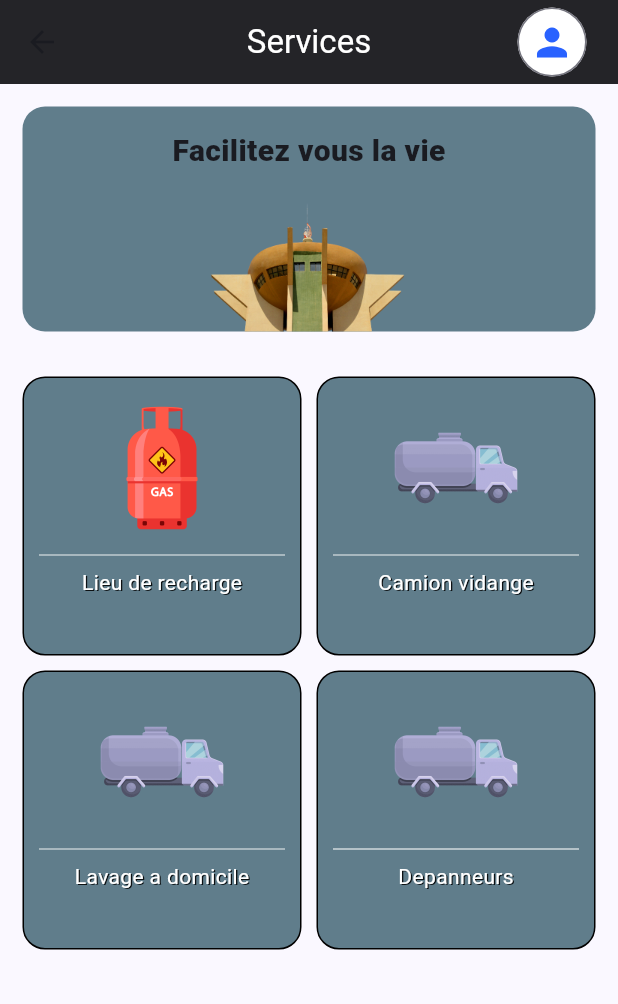
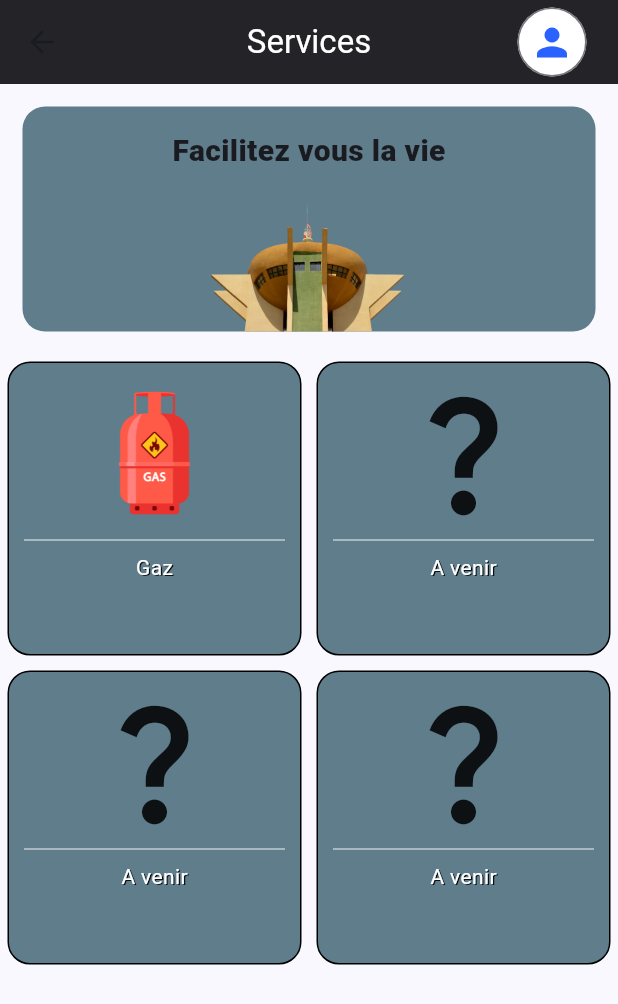
Before and after one commit to 01warrior/projet_yanana, a Flutter app: the screen it shows after launch, after a tap on "passer", on a phone screen of 412 x 824 dp. Shown: the top 1004 px of the screen. Run offline on Flutter 3.47's test engine with Material 3 defaults, Android fonts, the phone set to English and light mode, and no system bars.

Commit message:
solution find

```diff
--- a/lib/main.dart
+++ b/lib/main.dart
@@ -1,7 +1,7 @@
 import 'package:flutter/material.dart';
-import 'package:yanana/pages/PageConnexion.dart';
-import 'package:yanana/pages/PageIntroductive.dart';
-import 'package:yanana/pages/PageServices.dart';
+//import 'package:yanana/pages/PageConnexion.dart';
+import 'package:yanana/vue/page_introductive.dart';
+//import 'package:yanana/pages/PageServices.dart';
 
 void main() {
   runApp(const MyApp());
--- /dev/null
+++ b/lib/vue/page_introductive.dart
@@ -0,0 +1,130 @@
+import 'dart:async';
+
+import 'package:flutter/material.dart';
+import 'package:yanana/vue/page_services.dart';
+
+class PageIntroductive extends StatefulWidget {
+  const PageIntroductive({super.key});
+
+  @override
+  State<PageIntroductive> createState() => _PageIntroductiveState();
+}
+
+class _PageIntroductiveState extends State<PageIntroductive> {
+
+  final List slider=[
+    Container(
+      padding: EdgeInsets.all(20),
+      color: Colors.white70,
+      child: Center(child: Text("Bienvenue sur YANANA votre application qui vous facilite la vie")),
+    ),
+    Container(
+      padding: EdgeInsets.all(20),
+      color: Colors.blue.shade700,
+      child: Center(child: Text("Vous avez besoins des point de recharge de gaz pour eviter de tourner dans tout les point de recharge de ouaga ?")),
+    ),
+    Container(
+      padding: EdgeInsets.all(20),
+      color: Colors.black87,
+      child: Center(child: Text("Vous etes en pane et vous avez besoin d'un depaneur le plus proche de votre position?")),
+    )
+  ];
+
+  Timer? compteur;
+  int pageCourant=0;
+  final PageController _pageControleur=PageController(initialPage: 0);
+
+  fonctionDeDiaporama()
+  {
+    //j'initialise avec une fonction qui vas faire une faire passer la page apres deux seconde
+    Timer.periodic(Duration(seconds: 4), (Timer compteur) {
+
+      if(pageCourant<slider.length-1)
+      {
+        pageCourant++;
+        _pageControleur.animateToPage(pageCourant, duration: Duration(milliseconds: 500), curve: Curves.bounceInOut);
+      }
+      else
+      {
+        //si la fin des slider est atteint je lenvoie dans la page daccueil services
+        // en fermant bient sur le compteur sans quoi il vas continuer a sexecuter en arriere plan
+        compteur.cancel();
+
+        Navigator.push(context, MaterialPageRoute(builder: (context) {
+          return PageServices();
+        },));
+      }
+
+    });
+  }
+
+  @override
+  void initState() {
+    // TODO: implement initState
+    super.initState();
+    fonctionDeDiaporama();
+  }
+
+  @override
+  Widget build(BuildContext context) {
+    return Scaffold(
+      body: PageView.builder(
+
+        controller:_pageControleur,
+        itemCount: slider.length,
+        itemBuilder: (context, index) {
+          return slider[index];
+        },
+
+        onPageChanged: (value) {
+          setState(() {
+            pageCourant=value;
+
+            //_______________________________________________A revoir--------------------------------------
+            ListView.builder(
+              scrollDirection: Axis.horizontal,
+              itemCount: slider.length,
+              itemBuilder: (context, index) {
+                return Expanded(
+                  child: Container(
+                    margin: EdgeInsets.all(5),width: 60,height: 10,
+                    decoration: BoxDecoration(
+                        shape: BoxShape.circle,
+                        color: pageCourant==index?Colors.white70:Colors.grey
+                    ),
+                  ),
+                );
+
+              },);
+
+
+          });
+
+
+        },
+      ),
+
+      floatingActionButton: Row(
+        mainAxisAlignment: MainAxisAlignment.end,
+        children: [
+
+          SizedBox(
+            width: 120,
+            child: FloatingActionButton(
+              onPressed: () {
+                //si la personne souhaite passer je louvre directement la page
+                Navigator.push(context, MaterialPageRoute(builder: (context) {
+                  return PageServices();
+                },));
+
+            },
+            child: Text("passer"),
+            ),
+
+          )
+
+        ],
+      )
+    );
+  }
+}
--- /dev/null
+++ b/lib/vue/page_services.dart
@@ -0,0 +1,94 @@
+import 'package:flutter/material.dart';
+import 'package:yanana/vue/connexion/page_connexion.dart';
+
+class PageServices extends StatefulWidget {
+  const PageServices({super.key});
+
+  @override
+  State<PageServices> createState() => _PageServicesState();
+}
+
+class _PageServicesState extends State<PageServices> {
+
+  var listImages=const[Image(image: AssetImage("assets/images/icone_gaz.png"),width: 100,), Icon(Icons.question_mark,size:100),
+     Icon(Icons.question_mark,size:100), Icon(Icons.question_mark,size:100)];//liste des images des diff services
+  var listName=["Gaz","A venir","A venir","A venir"];
+
+  @override
+  Widget build(BuildContext context) {
+    return Scaffold(
+      appBar: AppBar(
+
+        elevation: 1,
+        centerTitle: true,
+        title: Text("Services",style: TextStyle(color: Colors.white),),
+
+        actions: [
+          Padding(
+            padding: const EdgeInsets.only(right: 20.0),
+            child: IconButton.outlined(
+              style: ButtonStyle(backgroundColor: MaterialStatePropertyAll(Colors.white)),
+                onPressed: () {
+                Navigator.push(context, MaterialPageRoute(
+                  builder: (context) {
+                  return Pageconnexion();
+                },));
+            }, icon: Icon(Icons.person,color: Colors.blueAccent.shade700,size: 30,)),
+          )
+        ],
+        backgroundColor: Colors.black87,
+      ),
+
+      body: Column(
+        children: [
+          Container(
+            alignment: Alignment.topCenter,
+            margin: EdgeInsets.all(15),
+            padding: EdgeInsets.all(15),
+            height: 150,
+            width: double.infinity,
+
+            decoration: BoxDecoration(
+              image: DecorationImage(image:AssetImage("assets/images/place_martyrs.png")),
+              color: Colors.blueGrey,
+              borderRadius: BorderRadius.circular(15)
+            ),
+
+            child:Text("Facilitez vous la vie",style: TextStyle(fontSize: 20,fontWeight: FontWeight.w800),),
+          ),
+          GridView.builder(
+            gridDelegate: SliverGridDelegateWithFixedCrossAxisCount(
+              crossAxisCount: 2,
+
+              ),
+              shrinkWrap:true,
+            itemCount: 4,
+            itemBuilder: ((context, index) {
+              return Container(
+                margin:const EdgeInsets.all(5),
+                padding:const EdgeInsets.all(10),
+                decoration: BoxDecoration(
+                  border: Border.all(),
+                  color: Colors.blueGrey,
+                  borderRadius: BorderRadius.circular(15)
+                ),
+
+                child: Column(
+                  children: [
+
+                   listImages[index],
+                    Divider(color: Colors.white60),
+                    Text(listName[index],style: TextStyle(color: Colors.white,shadows: [
+                      Shadow(color: Colors.black87,offset: Offset(1, 1))
+                      ]))
+                  ],
+                ),
+              );
+            })),
+
+
+        ],
+      ),
+    );
+  }
+}
```
Also changed, not shown: lib/vue/connexion/page_connexion.dart (added, +148 -0 lines), lib/vue/connexion/page_creationCompte.dart (added, +126 -0 lines), 1 other file.
